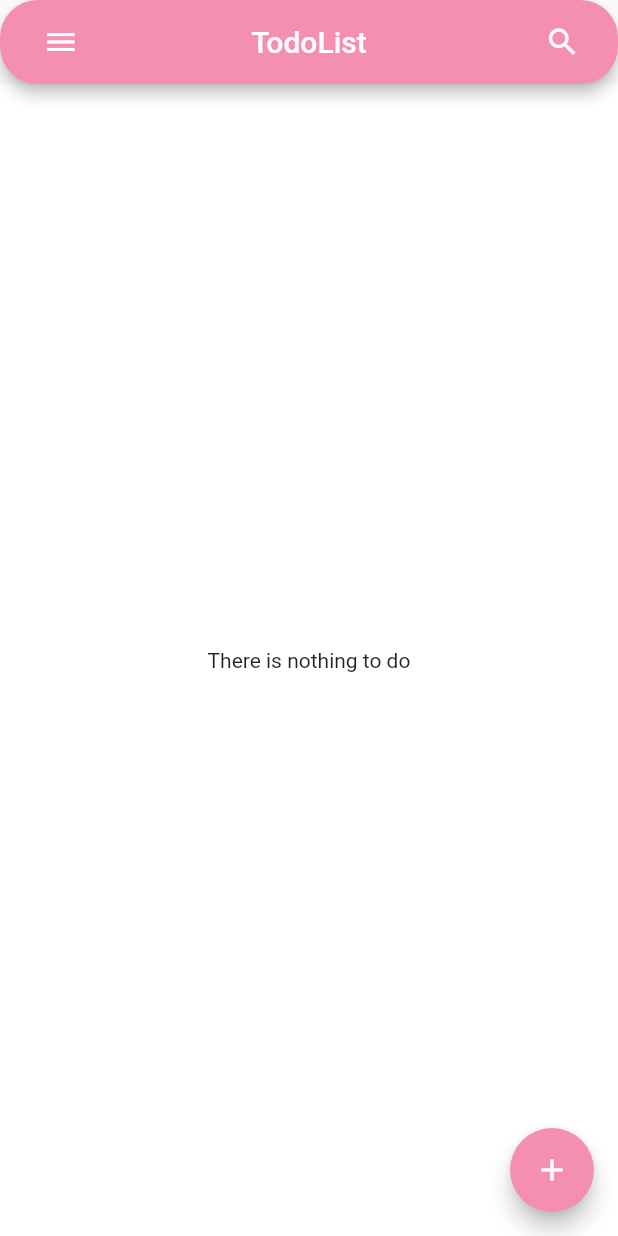
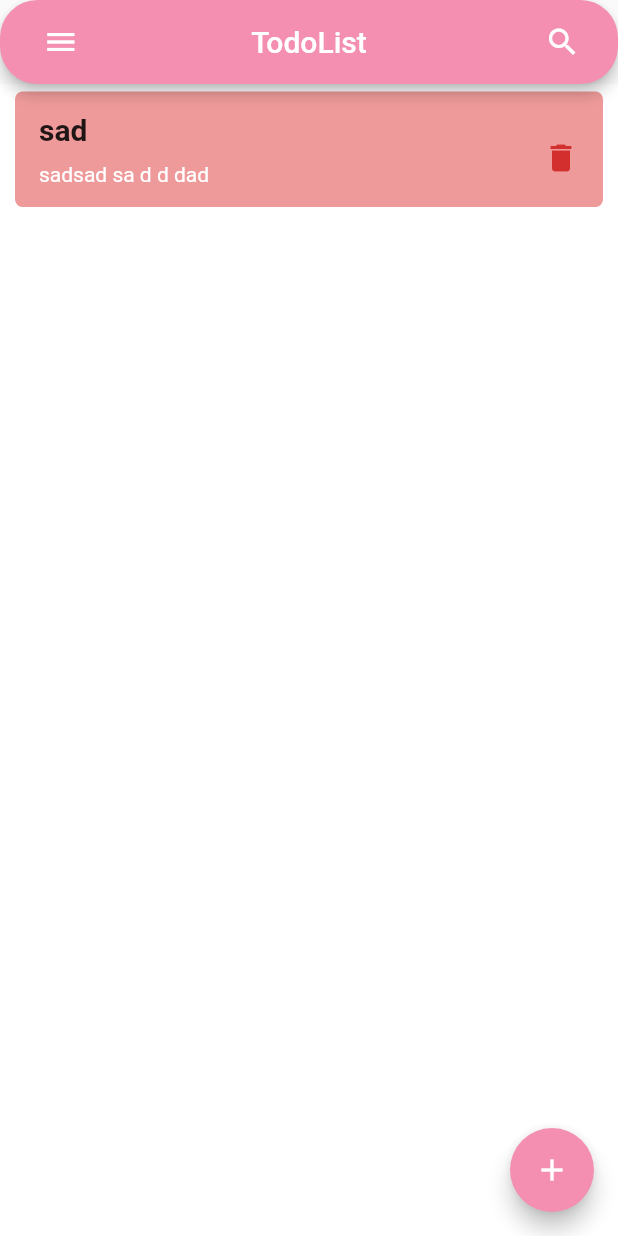
Before and after one commit to baynarkozcu/todomobileapp, a Flutter app: the screen it shows after launch, on a phone screen of 412 x 824 dp. Run offline on Flutter 3.47's test engine with Material 2 defaults, Android fonts, the phone set to English and light mode, and no system bars.

Commit message:
the Todo Delete is Completed

```diff
--- a/lib/screens/addtodo.dart
+++ b/lib/screens/addtodo.dart
@@ -30,6 +30,7 @@ class TodoAdd extends StatelessWidget {
           ),
           TextField(
             controller: controllerContent,
+            maxLines: 3,
             decoration: InputDecoration(
                 hintText: "Please Enter Todo Content",
                 border: OutlineInputBorder(
--- a/lib/screens/home.dart
+++ b/lib/screens/home.dart
@@ -12,7 +12,9 @@ class _MyHomePageState extends State<MyHomePage> {
   TextEditingController _controllerTitle = TextEditingController();
   TextEditingController _controllerContent = TextEditingController();
   TextEditingController _controllerPriority = TextEditingController();
-  List<Todo> _todos = [];
+  List<Todo> _todos = [
+    Todo(title: "sad" , content: "sadsad sa d d dad" , priority: 6)
+  ];
 
   _showMaterialDialog() {
     showDialog(
--- a/lib/screens/todolist.dart
+++ b/lib/screens/todolist.dart
@@ -1,35 +1,94 @@
 import 'package:flutter/material.dart';
 import 'package:todo_mobile/models/todo.dart';
 
-class TodoList extends StatelessWidget {
+class TodoList extends StatefulWidget {
   final List<Todo> todos;
 
   const TodoList({Key key, this.todos}) : super(key: key);
 
   @override
+  _TodoListState createState() => _TodoListState();
+}
+
+class _TodoListState extends State<TodoList> {
+  _areYouSure(Todo todo) {
+    showDialog(
+        context: context,
+        builder: (_) => new AlertDialog(
+              title: new Text("Todo is Deleting ??"),
+              content: Text("Are You Sure You Want to Delete the Todo ?"),
+              actions: <Widget>[
+                FlatButton(
+                  child: Text("Cancel"),
+                  onPressed: () {
+                    Navigator.of(context).pop();
+                  },
+                ),
+                FlatButton(
+                  color: Colors.red.shade700,
+                  child: Text("Delete"),
+                  onPressed: () {
+                    setState(() {
+                      widget.todos.remove(todo);
+                    });
+                    Navigator.of(context).pop();
+                  },
+                )
+              ],
+            ));
+  }
+
+  @override
   Widget build(BuildContext context) {
     return Container(
       color: Colors.white,
-      child: todos.length == 0 ?
-      Center(
+      child: widget.todos.length == 0
+          ? Center(
               child: Text("There is nothing to do"),
-      ) :
-      ListView.builder(
-        itemCount: todos.length,
+            )
+          : ListView.builder(
+              itemCount: widget.todos.length,
               itemBuilder: (context, index) {
                 return Padding(
-            padding: const EdgeInsets.symmetric(horizontal: 10, vertical: 5),
+                  padding:
+                      const EdgeInsets.symmetric(horizontal: 10, vertical: 5),
                   child: Container(
                     decoration: BoxDecoration(
                       borderRadius: BorderRadius.circular(5),
-                color: todos[index].priority <= 4  ?  Colors.green.shade300 : Colors.red.shade200,
+                      color: widget.todos[index].priority <= 4
+                          ? Colors.green.shade300
+                          : Colors.red.shade200,
                     ),
                     child: ListTile(
-                onTap: () {
-
-                },
-                title: Text(todos[index].title),
-                subtitle: Text(todos[index].content),
+                      onTap: () {},
+                      title: Padding(
+                        padding: EdgeInsets.only(top: 10),
+                        child: Text(
+                          widget.todos[index].title,
+                          style: TextStyle(
+                            fontSize: 20,
+                            fontWeight: FontWeight.bold,
+                          ),
+                        ),
+                      ),
+                      subtitle: Padding(
+                          padding: EdgeInsets.only(top: 10, bottom: 10),
+                          child: Text(
+                            widget.todos[index].content,
+                            style: TextStyle(color: Colors.white),
+                          )),
+                      trailing: Column(
+                        mainAxisAlignment: MainAxisAlignment.center,
+                        children: [
+                          InkWell(
+                            onTap: () => _areYouSure(widget.todos[index]),
+                            child: Icon(
+                              Icons.delete,
+                              color: Colors.red.shade700,
+                            ),
+                          ),
+                        ],
+                      ),
                     ),
                   ),
                 );
```
Lines whose indentation alone changed are shown as unchanged.
